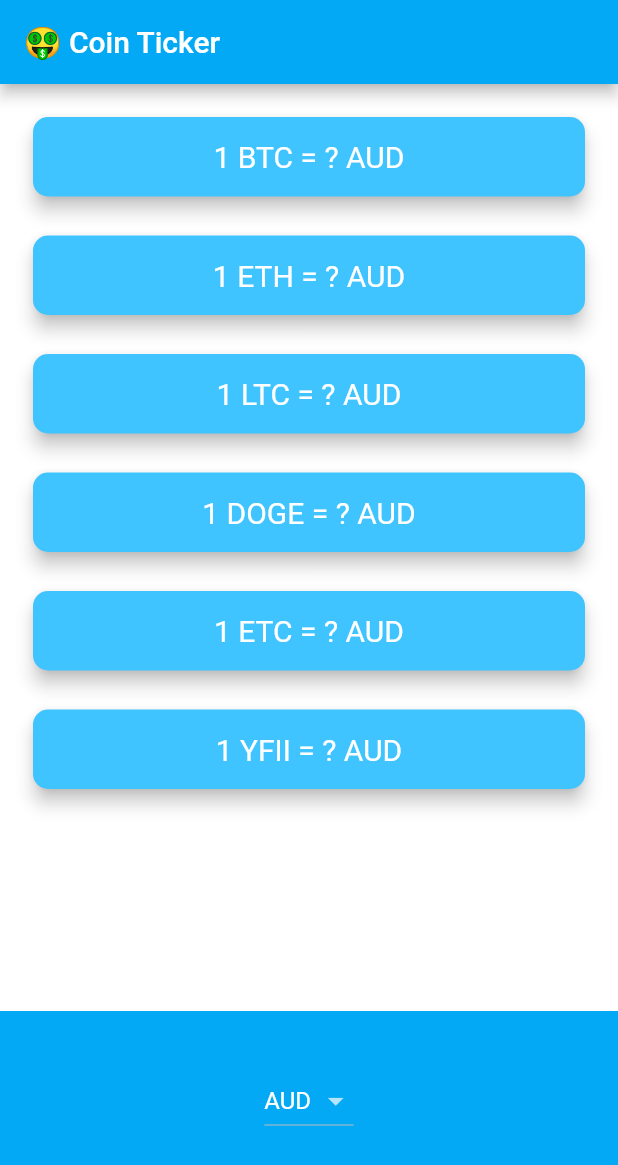
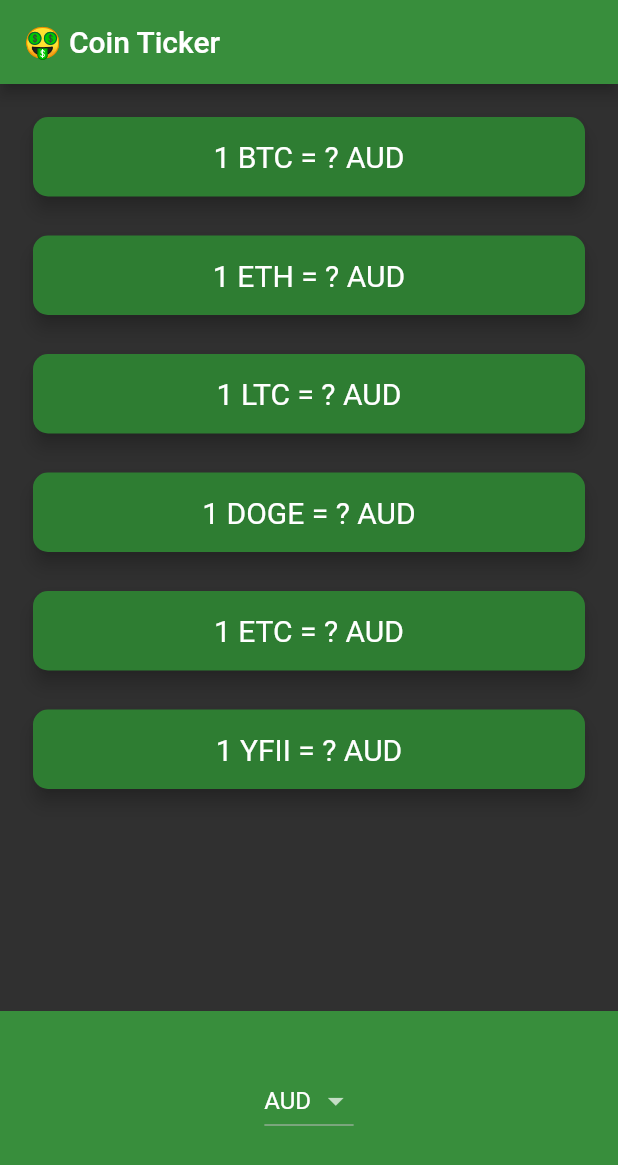
Before and after one commit to Procoder16/BitCoin_Ticker, a Flutter app: the screen it shows after launch, on a phone screen of 412 x 824 dp. Shown: the top 1165 px of the screen. Run offline on Flutter 3.47's test engine with Material 2 defaults, Android fonts, the phone set to English and light mode, and no system bars; network calls fail.

Commit message:
theme changed

```diff
--- a/lib/main.dart
+++ b/lib/main.dart
@@ -8,8 +8,8 @@ class MyApp extends StatelessWidget {
   Widget build(BuildContext context) {
     return MaterialApp(
       theme: ThemeData.dark().copyWith(
-          primaryColor: Colors.lightBlue,
-          scaffoldBackgroundColor: Colors.white),
+          primaryColor: Colors.green[700],
+          scaffoldBackgroundColor: Colors.grey[850]),
       home: PriceScreen(),
     );
   }
--- a/lib/price_screen.dart
+++ b/lib/price_screen.dart
@@ -106,7 +106,7 @@ class _PriceScreenState extends State<PriceScreen> {
             height: 150.0,
             alignment: Alignment.center,
             padding: EdgeInsets.only(bottom: 30.0),
-            color: Colors.lightBlue,
+            color: Colors.green[700],
             child: Platform.isIOS ? iOSPicker() : androidDropdown(),
           ),
         ],
@@ -131,7 +131,7 @@ class CryptoCard extends StatelessWidget {
     return Padding(
       padding: EdgeInsets.fromLTRB(18.0, 18.0, 18.0, 0),
       child: Card(
-        color: Colors.lightBlueAccent,
+        color: Colors.green[800],
         elevation: 5.0,
         shape: RoundedRectangleBorder(
           borderRadius: BorderRadius.circular(10.0),
```
